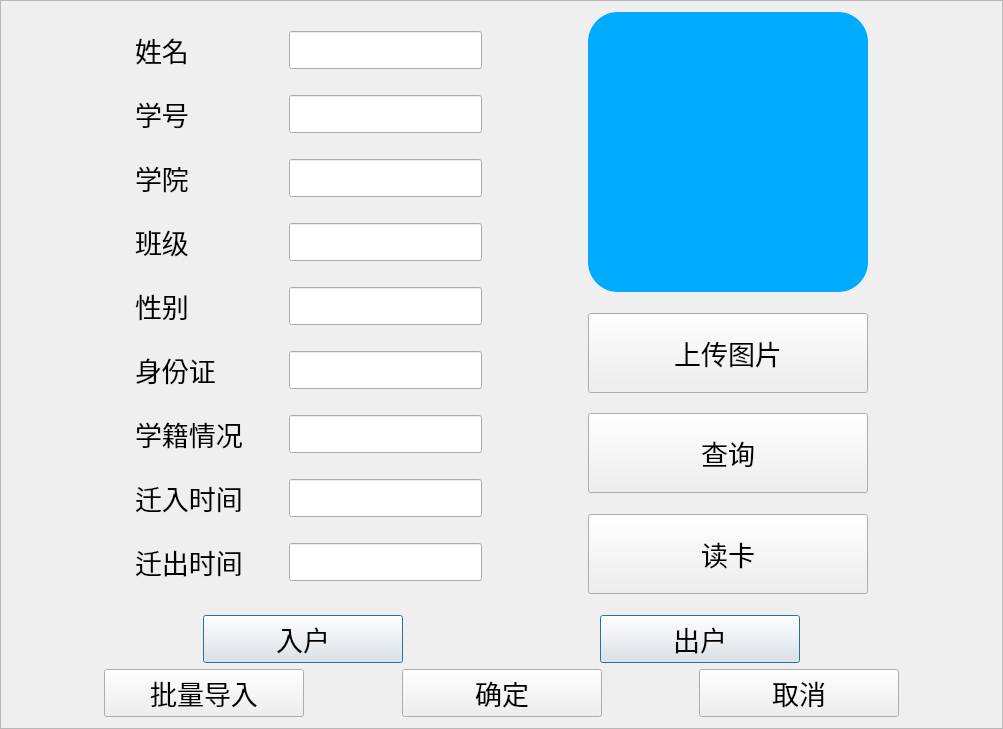
This is info_manage_system/in_out_account_page.ui in interstellar-ai/info_manage_system as Qt 5 draws it before an edit. The edited form follows.
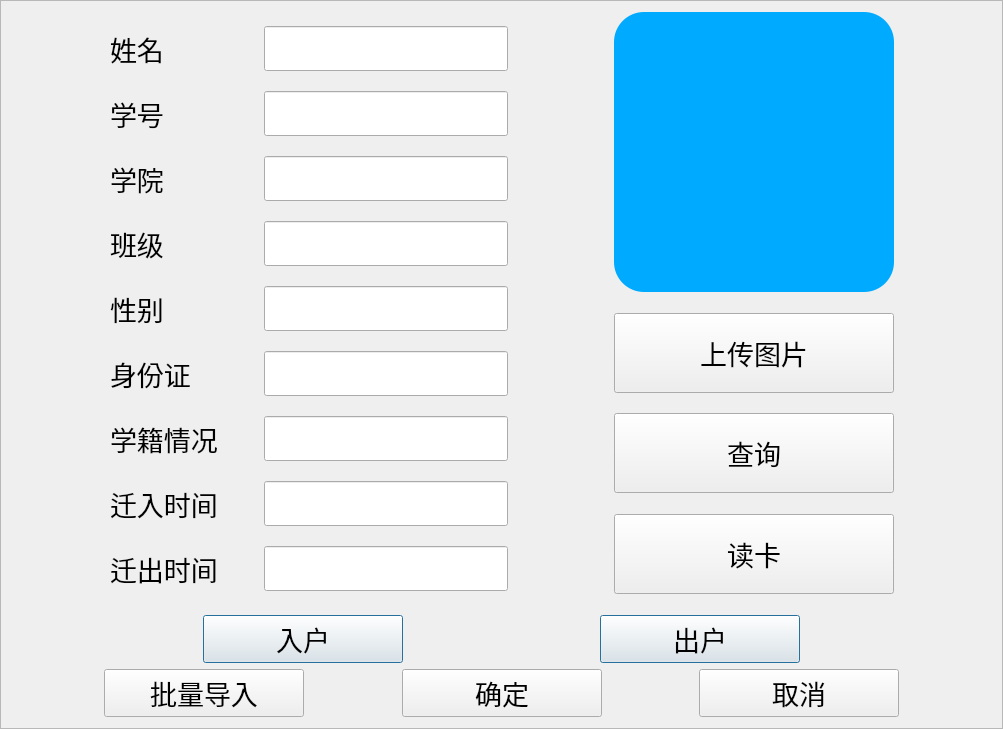
This is the edited form. Icons and pictures are not drawn.

Diff of the .ui file:
```diff
--- a/info_manage_system/in_out_account_page.ui
+++ b/info_manage_system/in_out_account_page.ui
@@ -72,7 +72,7 @@
              <property name="font">
               <font>
                <family>宋体</family>
-               <pointsize>16</pointsize>
+               <pointsize>20</pointsize>
               </font>
              </property>
             </widget>
@@ -112,7 +112,7 @@
              <property name="font">
               <font>
                <family>宋体</family>
-               <pointsize>16</pointsize>
+               <pointsize>20</pointsize>
               </font>
              </property>
             </widget>
@@ -152,7 +152,7 @@
              <property name="font">
               <font>
                <family>宋体</family>
-               <pointsize>16</pointsize>
+               <pointsize>20</pointsize>
               </font>
              </property>
             </widget>
@@ -192,7 +192,7 @@
              <property name="font">
               <font>
                <family>宋体</family>
-               <pointsize>16</pointsize>
+               <pointsize>20</pointsize>
               </font>
              </property>
             </widget>
@@ -232,7 +232,7 @@
              <property name="font">
               <font>
                <family>宋体</family>
-               <pointsize>16</pointsize>
+               <pointsize>20</pointsize>
               </font>
              </property>
             </widget>
@@ -272,7 +272,7 @@
              <property name="font">
               <font>
                <family>宋体</family>
-               <pointsize>16</pointsize>
+               <pointsize>20</pointsize>
               </font>
              </property>
             </widget>
@@ -312,7 +312,7 @@
              <property name="font">
               <font>
                <family>宋体</family>
-               <pointsize>16</pointsize>
+               <pointsize>20</pointsize>
               </font>
              </property>
             </widget>
@@ -352,7 +352,7 @@
              <property name="font">
               <font>
                <family>宋体</family>
-               <pointsize>16</pointsize>
+               <pointsize>20</pointsize>
               </font>
              </property>
             </widget>
@@ -392,7 +392,7 @@
              <property name="font">
               <font>
                <family>宋体</family>
-               <pointsize>16</pointsize>
+               <pointsize>20</pointsize>
               </font>
              </property>
             </widget>
```
